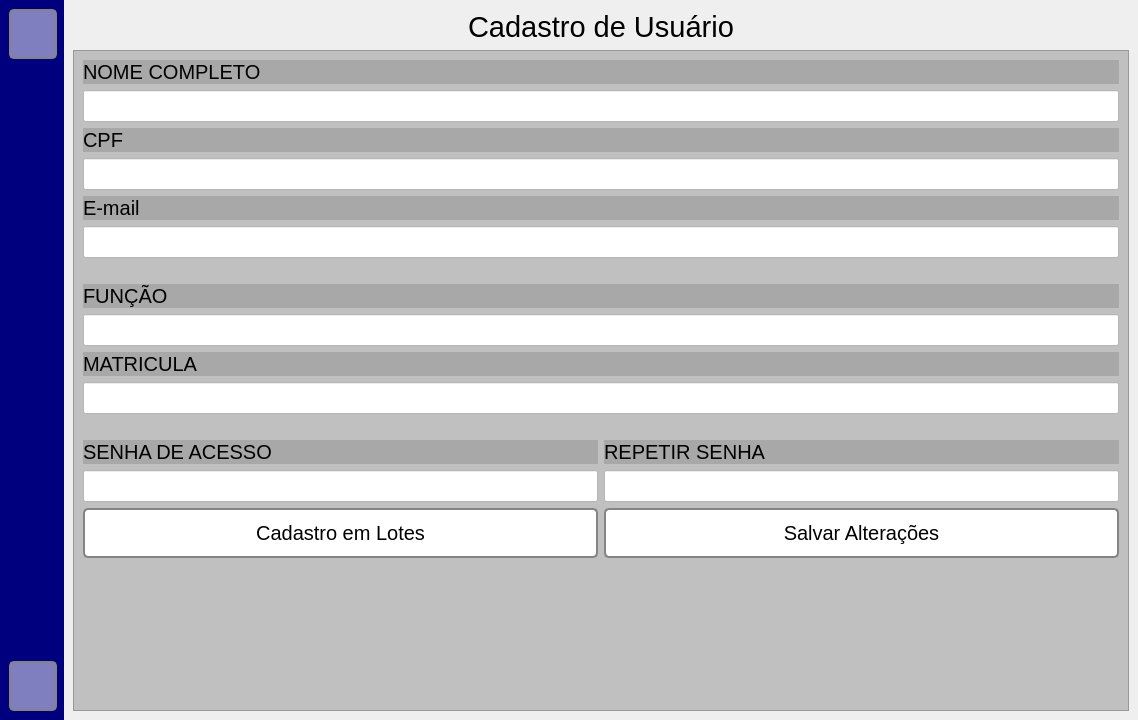
This is Project/main.ui in Robotz213/PainelAdmin-Controldocs as Qt 5 draws it before an edit. The edited form follows.
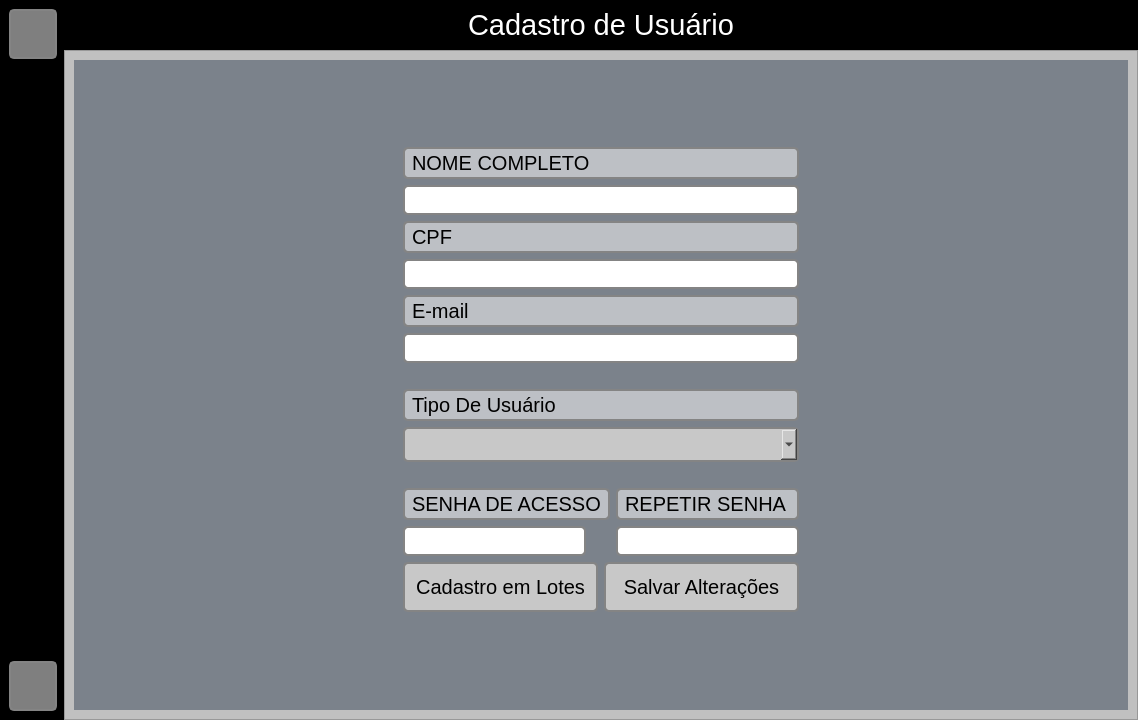
This is the edited form. The open tabs and pages were chosen to show the change. Icons and pictures are not drawn.

Patch:
```diff
--- a/Project/main.ui
+++ b/Project/main.ui
@@ -10,6 +10,12 @@
     <height>720</height>
    </rect>
   </property>
+  <property name="minimumSize">
+   <size>
+    <width>1</width>
+    <height>60</height>
+   </size>
+  </property>
   <property name="windowTitle">
    <string>MainWindow</string>
   </property>
@@ -54,7 +60,7 @@
        </size>
       </property>
       <property name="styleSheet">
-       <string notr="true">background-color: rgb(0, 0, 127);
+       <string notr="true">background-color: rgb(0, 0, 0);
 </string>
       </property>
       <property name="frameShape">
@@ -64,6 +70,9 @@
        <enum>QFrame::Raised</enum>
       </property>
       <layout class="QVBoxLayout" name="verticalLayout">
+       <property name="spacing">
+        <number>0</number>
+       </property>
        <item>
         <widget class="QPushButton" name="retornar">
          <property name="minimumSize">
@@ -159,42 +168,53 @@
       </property>
       <widget class="QWidget" name="CadastroUsuario">
        <layout class="QVBoxLayout" name="verticalLayout_2">
+        <property name="spacing">
+         <number>0</number>
+        </property>
+        <property name="leftMargin">
+         <number>0</number>
+        </property>
+        <property name="topMargin">
+         <number>0</number>
+        </property>
+        <property name="rightMargin">
+         <number>0</number>
+        </property>
+        <property name="bottomMargin">
+         <number>0</number>
+        </property>
         <item>
          <widget class="QFrame" name="frame_3">
+          <property name="sizePolicy">
+           <sizepolicy hsizetype="Preferred" vsizetype="Preferred">
+            <horstretch>0</horstretch>
+            <verstretch>40</verstretch>
+           </sizepolicy>
+          </property>
           <property name="minimumSize">
            <size>
             <width>0</width>
-            <height>35</height>
+            <height>50</height>
            </size>
           </property>
           <property name="maximumSize">
            <size>
             <width>16777215</width>
-            <height>35</height>
+            <height>50</height>
            </size>
           </property>
+          <property name="styleSheet">
+           <string notr="true">background-color: rgb(0, 0, 0);</string>
+          </property>
           <property name="frameShape">
            <enum>QFrame::NoFrame</enum>
           </property>
           <property name="frameShadow">
            <enum>QFrame::Raised</enum>
           </property>
-          <layout class="QHBoxLayout" name="horizontalLayout_5">
-           <property name="spacing">
-            <number>0</number>
-           </property>
-           <property name="leftMargin">
-            <number>0</number>
-           </property>
-           <property name="topMargin">
-            <number>0</number>
-           </property>
-           <property name="rightMargin">
-            <number>0</number>
-           </property>
-           <property name="bottomMargin">
-            <number>0</number>
-           </property>
+          <layout class="QVBoxLayout" name="verticalLayout_18">
+           <item>
+            <layout class="QHBoxLayout" name="horizontalLayout_9">
            <item>
             <spacer name="horizontalSpacer">
              <property name="orientation">
@@ -215,6 +235,9 @@
                <pointsize>22</pointsize>
               </font>
              </property>
+               <property name="styleSheet">
+                <string notr="true">color: rgb(255, 255, 255);</string>
+               </property>
              <property name="text">
               <string>Cadastro de Usuário</string>
              </property>
@@ -234,6 +257,8 @@
             </spacer>
            </item>
           </layout>
+           </item>
+          </layout>
          </widget>
         </item>
         <item>
@@ -253,7 +278,60 @@
           <property name="frameShadow">
            <enum>QFrame::Raised</enum>
           </property>
-          <layout class="QVBoxLayout" name="verticalLayout_9">
+          <layout class="QVBoxLayout" name="verticalLayout_17">
+           <item>
+            <widget class="QFrame" name="">
+             <property name="styleSheet">
+              <string notr="true">background-color: rgba(20, 37, 59, 0.4);</string>
+             </property>
+             <layout class="QVBoxLayout" name="verticalLayout_16">
+              <item>
+               <spacer name="verticalSpacer_7">
+                <property name="orientation">
+                 <enum>Qt::Vertical</enum>
+                </property>
+                <property name="sizeHint" stdset="0">
+                 <size>
+                  <width>20</width>
+                  <height>90</height>
+                 </size>
+                </property>
+               </spacer>
+              </item>
+              <item>
+               <layout class="QHBoxLayout" name="horizontalLayout_8">
+                <item>
+                 <layout class="QHBoxLayout" name="horizontalLayout_4">
+                  <item>
+                   <spacer name="horizontalSpacer_7">
+                    <property name="orientation">
+                     <enum>Qt::Horizontal</enum>
+                    </property>
+                    <property name="sizeHint" stdset="0">
+                     <size>
+                      <width>40</width>
+                      <height>20</height>
+                     </size>
+                    </property>
+                   </spacer>
+                  </item>
+                  <item>
+                   <spacer name="verticalSpacer_5">
+                    <property name="orientation">
+                     <enum>Qt::Vertical</enum>
+                    </property>
+                    <property name="sizeHint" stdset="0">
+                     <size>
+                      <width>20</width>
+                      <height>40</height>
+                     </size>
+                    </property>
+                   </spacer>
+                  </item>
+                 </layout>
+                </item>
+                <item>
+                 <layout class="QVBoxLayout" name="verticalLayout_15">
            <item>
             <layout class="QVBoxLayout" name="verticalLayout_6">
              <item>
@@ -263,6 +341,14 @@
                  <pointsize>15</pointsize>
                 </font>
                </property>
+                      <property name="styleSheet">
+                       <string notr="true">QLabel{
+	background-color: rgba(255, 255, 255, 0.5);
+  	border: 2px solid rgb(132, 132, 132);
+  	border-radius: 5px;
+	padding: 2px;
+}</string>
+                      </property>
                <property name="text">
                 <string>NOME COMPLETO</string>
                </property>
@@ -276,7 +362,14 @@
                 </font>
                </property>
                <property name="styleSheet">
-                <string notr="true">background-color: rgb(255, 255, 255);</string>
+                       <string notr="true">QLineEdit{
+	
+	background-color: rgb(255, 255, 255);
+  	border: 2px solid rgb(132, 132, 132);
+  	border-radius: 5px;
+
+}
+</string>
                </property>
               </widget>
              </item>
@@ -291,6 +384,14 @@
                  <pointsize>15</pointsize>
                 </font>
                </property>
+                      <property name="styleSheet">
+                       <string notr="true">QLabel{
+	background-color: rgba(255, 255, 255, 0.5);
+  	border: 2px solid rgb(132, 132, 132);
+  	border-radius: 5px;
+	padding: 2px;
+}</string>
+                      </property>
                <property name="text">
                 <string>CPF</string>
                </property>
@@ -304,7 +405,14 @@
                 </font>
                </property>
                <property name="styleSheet">
-                <string notr="true">background-color: rgb(255, 255, 255);</string>
+                       <string notr="true">QLineEdit{
+	
+	background-color: rgb(255, 255, 255);
+  	border: 2px solid rgb(132, 132, 132);
+  	border-radius: 5px;
+
+}
+</string>
                </property>
               </widget>
              </item>
@@ -319,6 +427,14 @@
                  <pointsize>15</pointsize>
                 </font>
                </property>
+                      <property name="styleSheet">
+                       <string notr="true">QLabel{
+	background-color: rgba(255, 255, 255, 0.5);
+  	border: 2px solid rgb(132, 132, 132);
+  	border-radius: 5px;
+	padding: 2px;
+}</string>
+                      </property>
                <property name="text">
                 <string>E-mail</string>
                </property>
@@ -332,7 +448,14 @@
                 </font>
                </property>
                <property name="styleSheet">
-                <string notr="true">background-color: rgb(255, 255, 255);</string>
+                       <string notr="true">QLineEdit{
+	
+	background-color: rgb(255, 255, 255);
+  	border: 2px solid rgb(132, 132, 132);
+  	border-radius: 5px;
+
+}
+</string>
                </property>
               </widget>
              </item>
@@ -363,48 +486,68 @@
                  <pointsize>15</pointsize>
                 </font>
                </property>
+                      <property name="styleSheet">
+                       <string notr="true">QLabel{
+	background-color: rgba(255, 255, 255, 0.5);
+  	border: 2px solid rgb(132, 132, 132);
+  	border-radius: 5px;
+	padding: 2px;
+}</string>
+                      </property>
                <property name="text">
-                <string>FUNÇÃO</string>
+                       <string>Tipo De Usuário</string>
                </property>
               </widget>
              </item>
              <item>
-              <widget class="QLineEdit" name="lineFuncao">
+                     <widget class="QComboBox" name="UsuarioTipo">
                <property name="font">
                 <font>
-                 <pointsize>15</pointsize>
+                        <pointsize>12</pointsize>
                 </font>
                </property>
                <property name="styleSheet">
-                <string notr="true">background-color: rgb(255, 255, 255);</string>
-               </property>
+                       <string notr="true">QComboBox{
+	
+	
+	background-color: rgb(200, 200, 200);
+  	border: 2px solid rgb(132, 132, 132);
+  	border-radius: 5px;
+	padding: 5px;
+}
+
+
+QComboBox:pressed {
+  background-color: rgb(200, 200, 200);
+  border: 3px solid rgb(102, 102, 102);
+  border-radius: 5px;
+}
+
+</string>
+                      </property>
+                      <item>
+                       <property name="text">
+                        <string/>
+                       </property>
+                      </item>
+                      <item>
+                       <property name="text">
+                        <string>Administrador</string>
+                       </property>
+                      </item>
+                      <item>
+                       <property name="text">
+                        <string>Usuário Padrão</string>
+                       </property>
+                      </item>
               </widget>
              </item>
             </layout>
            </item>
            <item>
-            <widget class="QLabel" name="Matricula">
-             <property name="font">
-              <font>
-               <pointsize>15</pointsize>
-              </font>
-             </property>
-             <property name="text">
-              <string>MATRICULA</string>
-             </property>
-            </widget>
-           </item>
+                   <layout class="QVBoxLayout" name="verticalLayout_14">
            <item>
-            <widget class="QLineEdit" name="lineMatricula">
-             <property name="font">
-              <font>
-               <pointsize>15</pointsize>
-              </font>
-             </property>
-             <property name="styleSheet">
-              <string notr="true">background-color: rgb(255, 255, 255);</string>
-             </property>
-            </widget>
+                     <layout class="QVBoxLayout" name="verticalLayout_9"/>
            </item>
            <item>
             <spacer name="horizontalSpacer_4">
@@ -422,17 +565,33 @@
              </property>
             </spacer>
            </item>
+                   </layout>
+                  </item>
            <item>
             <layout class="QHBoxLayout" name="horizontalLayout_7">
              <item>
               <layout class="QVBoxLayout" name="verticalLayout_8">
                <item>
                 <widget class="QLabel" name="SenhaDeAcesso">
+                        <property name="sizePolicy">
+                         <sizepolicy hsizetype="Preferred" vsizetype="MinimumExpanding">
+                          <horstretch>0</horstretch>
+                          <verstretch>0</verstretch>
+                         </sizepolicy>
+                        </property>
                  <property name="font">
                   <font>
                    <pointsize>15</pointsize>
                   </font>
                  </property>
+                        <property name="styleSheet">
+                         <string notr="true">QLabel{
+	background-color: rgba(255, 255, 255, 0.5);
+  	border: 2px solid rgb(132, 132, 132);
+  	border-radius: 5px;
+	padding: 2px;
+}</string>
+                        </property>
                  <property name="text">
                   <string>SENHA DE ACESSO</string>
                  </property>
@@ -440,13 +599,32 @@
                </item>
                <item>
                 <widget class="QLineEdit" name="lineSenha">
+                        <property name="minimumSize">
+                         <size>
+                          <width>183</width>
+                          <height>0</height>
+                         </size>
+                        </property>
+                        <property name="maximumSize">
+                         <size>
+                          <width>183</width>
+                          <height>16777215</height>
+                         </size>
+                        </property>
                  <property name="font">
                   <font>
                    <pointsize>15</pointsize>
                   </font>
                  </property>
                  <property name="styleSheet">
-                  <string notr="true">background-color: rgb(255, 255, 255);</string>
+                         <string notr="true">QLineEdit{
+	
+	background-color: rgb(255, 255, 255);
+  	border: 2px solid rgb(132, 132, 132);
+  	border-radius: 5px;
+
+}
+</string>
                  </property>
                 </widget>
                </item>
@@ -456,11 +634,25 @@
               <layout class="QVBoxLayout" name="verticalLayout_4">
                <item>
                 <widget class="QLabel" name="label_2">
+                        <property name="sizePolicy">
+                         <sizepolicy hsizetype="Preferred" vsizetype="MinimumExpanding">
+                          <horstretch>0</horstretch>
+                          <verstretch>0</verstretch>
+                         </sizepolicy>
+                        </property>
                  <property name="font">
                   <font>
                    <pointsize>15</pointsize>
                   </font>
                  </property>
+                        <property name="styleSheet">
+                         <string notr="true">QLabel{
+	background-color: rgba(255, 255, 255, 0.5);
+  	border: 2px solid rgb(132, 132, 132);
+  	border-radius: 5px;
+	padding: 2px;
+}</string>
+                        </property>
                  <property name="text">
                   <string>REPETIR SENHA</string>
                  </property>
@@ -468,13 +660,32 @@
                </item>
                <item>
                 <widget class="QLineEdit" name="lineEdit_2">
+                        <property name="minimumSize">
+                         <size>
+                          <width>183</width>
+                          <height>0</height>
+                         </size>
+                        </property>
+                        <property name="maximumSize">
+                         <size>
+                          <width>183</width>
+                          <height>16777215</height>
+                         </size>
+                        </property>
                  <property name="font">
                   <font>
                    <pointsize>15</pointsize>
                   </font>
                  </property>
                  <property name="styleSheet">
-                  <string notr="true">background-color: rgb(255, 255, 255);</string>
+                         <string notr="true">QLineEdit{
+	
+	background-color: rgb(255, 255, 255);
+  	border: 2px solid rgb(132, 132, 132);
+  	border-radius: 5px;
+
+}
+</string>
                  </property>
                 </widget>
                </item>
@@ -502,15 +713,24 @@
                </property>
                <property name="styleSheet">
                 <string notr="true">QPushButton{
-background-color: rgb(255, 255, 255);
-border: 2px solid rgb(132, 132, 132);
-border-radius: 5px
+	
+	
+	background-color: rgb(200, 200, 200);
+  	border: 2px solid rgb(132, 132, 132);
+  	border-radius: 5px;
+	padding: 5px;
 }
 
 QPushButton:hover {
-background-color: rgb(250, 250, 250);
-border: 2px solid rgb(102, 102, 102);
-border-radius: 5px
+  background-color: rgb(255, 255, 255);
+  border: 3px solid rgb(102, 102, 102);
+  border-radius: 5px;
+}
+
+QPushButton:pressed {
+  background-color: rgb(200, 200, 200);
+  border: 3px solid rgb(102, 102, 102);
+  border-radius: 5px;
 }</string>
                </property>
                <property name="text">
@@ -536,15 +756,22 @@
                </property>
                <property name="styleSheet">
                 <string notr="true">QPushButton{
-background-color: rgb(255, 255, 255);
-border: 2px solid rgb(132, 132, 132);
-border-radius: 5px
+	background-color: rgb(200, 200, 200);
+  	border: 2px solid rgb(132, 132, 132);
+  	border-radius: 5px;
+	padding: 5px;
 }
 
 QPushButton:hover {
-background-color: rgb(250, 250, 250);
-border: 2px solid rgb(102, 102, 102);
-border-radius: 5px
+  background-color: rgb(255, 255, 255);
+  border: 3px solid rgb(102, 102, 102);
+  border-radius: 5px;
+}
+
+QPushButton:pressed {
+  background-color: rgb(200, 200, 200);
+  border: 3px solid rgb(102, 102, 102);
+  border-radius: 5px;
 }</string>
                </property>
                <property name="text">
@@ -562,10 +789,47 @@
              <property name="sizeHint" stdset="0">
               <size>
                <width>20</width>
-               <height>212</height>
+                      <height>100</height>
               </size>
              </property>
             </spacer>
+                  </item>
+                 </layout>
+                </item>
+                <item>
+                 <layout class="QHBoxLayout" name="horizontalLayout_5">
+                  <item>
+                   <spacer name="verticalSpacer_6">
+                    <property name="orientation">
+                     <enum>Qt::Vertical</enum>
+                    </property>
+                    <property name="sizeHint" stdset="0">
+                     <size>
+                      <width>20</width>
+                      <height>40</height>
+                     </size>
+                    </property>
+                   </spacer>
+                  </item>
+                  <item>
+                   <spacer name="horizontalSpacer_8">
+                    <property name="orientation">
+                     <enum>Qt::Horizontal</enum>
+                    </property>
+                    <property name="sizeHint" stdset="0">
+                     <size>
+                      <width>40</width>
+                      <height>20</height>
+                     </size>
+                    </property>
+                   </spacer>
+                  </item>
+                 </layout>
+                </item>
+               </layout>
+              </item>
+             </layout>
+            </widget>
            </item>
           </layout>
          </widget>
```
Left out of the diff: 131 changed lines with no effect on the pictures. Lines whose indentation alone changed are shown as unchanged.
